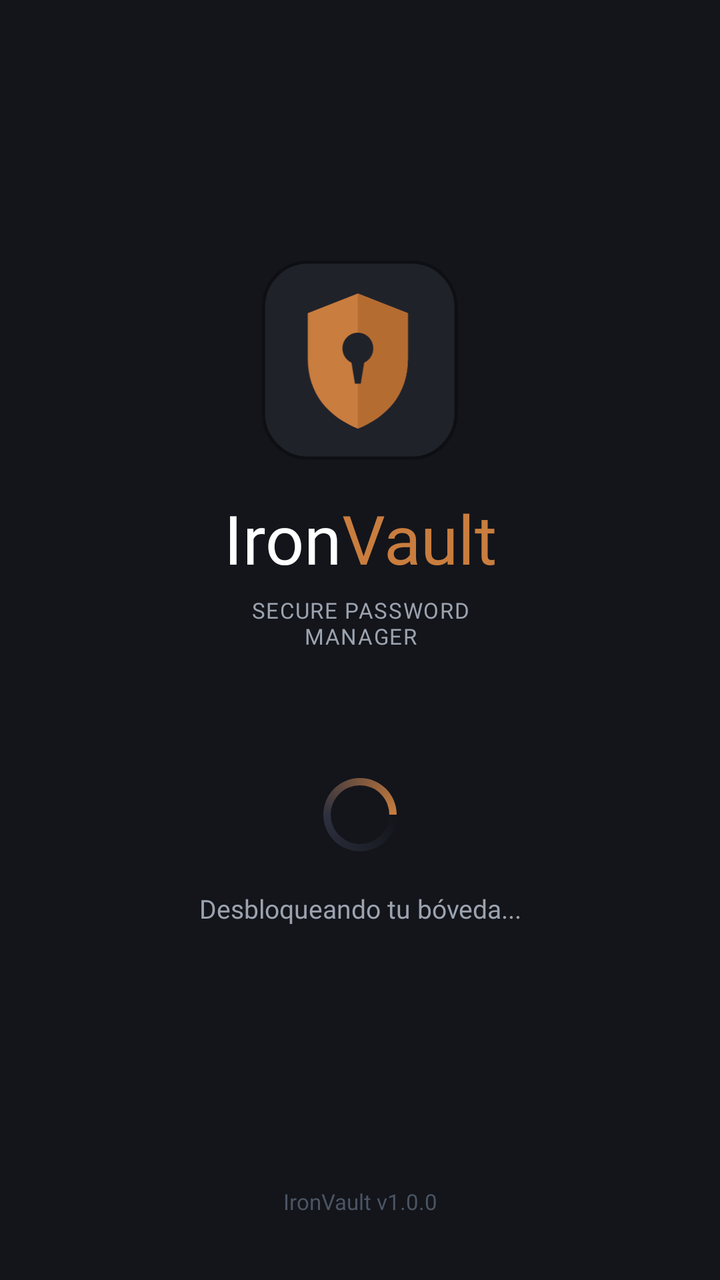
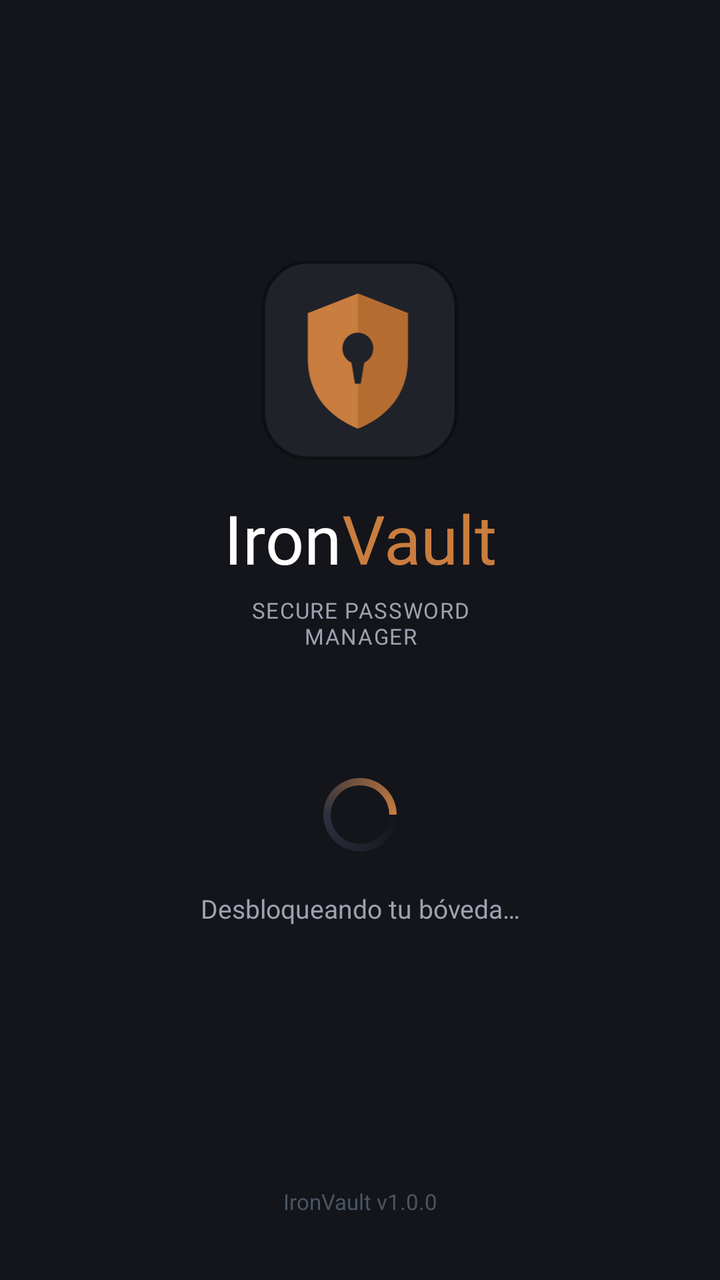

The first picture is an Android layout as it rendered before a commit; the second is the same layout after the commit. The layout source and the unified diff follow.
<!-- AndroidManifest.xml: activity theme Theme.App.Starting -->
<!-- res/layout/activity_splash.xml -->
<?xml version="1.0" encoding="utf-8"?>
<androidx.constraintlayout.widget.ConstraintLayout xmlns:android="http://schemas.android.com/apk/res/android"
    xmlns:app="http://schemas.android.com/apk/res-auto"
    android:layout_width="match_parent"
    android:layout_height="match_parent"
    android:background="#13151B">

    
    <ImageView
        android:id="@+id/imgShieldLogo"
        android:layout_width="100dp"
        android:layout_height="100dp"
        android:src="@drawable/logo"
        app:layout_constraintBottom_toTopOf="@id/layoutBrandTitle"
        app:layout_constraintEnd_toEndOf="parent"
        app:layout_constraintStart_toStartOf="parent"
        app:layout_constraintTop_toTopOf="parent"
        app:layout_constraintVertical_chainStyle="packed" />

    
    <LinearLayout
        android:id="@+id/layoutBrandTitle"
        android:layout_width="wrap_content"
        android:layout_height="wrap_content"
        android:layout_marginTop="16dp"
        android:orientation="horizontal"
        app:layout_constraintBottom_toTopOf="@id/txtSubtitleManager"
        app:layout_constraintEnd_toEndOf="parent"
        app:layout_constraintStart_toStartOf="parent"
        app:layout_constraintTop_toBottomOf="@id/imgShieldLogo">

        <TextView
            android:layout_width="wrap_content"
            android:layout_height="wrap_content"
            android:fontFamily="@font/inter_bold"
            android:text="Iron"
            android:textColor="#FFFFFF"
            android:textSize="34sp" />

        <TextView
            android:layout_width="wrap_content"
            android:layout_height="wrap_content"
            android:fontFamily="@font/inter_bold"
            android:text="Vault"
            android:textColor="#C97D3E"
            android:textSize="34sp" />
    </LinearLayout>

    
    <TextView
        android:id="@+id/txtSubtitleManager"
        android:layout_width="wrap_content"
        android:layout_height="wrap_content"
        android:layout_marginTop="6dp"
        android:fontFamily="@font/inter_bold"
        android:gravity="center"
        android:letterSpacing="0.05"
        android:text="SECURE PASSWORD\nMANAGER"
        android:textColor="#9CA3AF"
        android:textSize="11sp"
        app:layout_constraintBottom_toTopOf="@id/progressBarLoading"
        app:layout_constraintEnd_toEndOf="parent"
        app:layout_constraintStart_toStartOf="parent"
        app:layout_constraintTop_toBottomOf="@id/layoutBrandTitle" />

    
    <ProgressBar
        android:id="@+id/progressBarLoading"
        android:layout_width="44dp"
        android:layout_height="44dp"
        android:layout_marginTop="60dp"
        android:indeterminateDrawable="@drawable/custom_progress_bar"
        app:layout_constraintBottom_toTopOf="@id/txtLoadingMsg"
        app:layout_constraintEnd_toEndOf="parent"
        app:layout_constraintStart_toStartOf="parent"
        app:layout_constraintTop_toBottomOf="@id/txtSubtitleManager" />

    
    <TextView
        android:id="@+id/txtLoadingMsg"
        android:layout_width="wrap_content"
        android:layout_height="wrap_content"
        android:layout_marginTop="16dp"
        android:fontFamily="@font/inter_bold"
        android:gravity="center"
        android:text="Desbloqueando tu bóveda..."
        android:textColor="#9CA3AF"
        android:textSize="13sp"
        app:layout_constraintBottom_toTopOf="@id/txtVersion"
        app:layout_constraintEnd_toEndOf="parent"
        app:layout_constraintStart_toStartOf="parent"
        app:layout_constraintTop_toBottomOf="@id/progressBarLoading" />

    
    <TextView
        android:id="@+id/txtVersion"
        android:layout_width="wrap_content"
        android:layout_height="wrap_content"
        android:layout_marginBottom="32dp"
        android:fontFamily="@font/inter_bold"
        android:text="IronVault v1.0.0"
        android:textColor="#4B5563"
        android:textSize="11sp"
        app:layout_constraintBottom_toBottomOf="parent"
        app:layout_constraintEnd_toEndOf="parent"
        app:layout_constraintStart_toStartOf="parent" />

</androidx.constraintlayout.widget.ConstraintLayout>
<!-- resources referenced by this layout -->
<resources>
  <!-- drawable custom_progress_bar (drawable) -->
  <?xml version="1.0" encoding="utf-8"?>
  <rotate xmlns:android="http://schemas.android.com/apk/res/android"
      android:fromDegrees="0"
      android:pivotX="50%"
      android:pivotY="50%"
      android:toDegrees="1080">
      <shape
          android:innerRadiusRatio="3"
          android:shape="ring"
          android:thicknessRatio="12"
          android:useLevel="false">
          <gradient
              android:centerColor="#2D303E"
              android:endColor="#C97D3E"
              android:startColor="#13151B"
              android:type="sweep" />
      </shape>
  </rotate>
  <!-- drawable logo (drawable) -->
  <vector xmlns:android="http://schemas.android.com/apk/res/android"
      android:width="64dp"
      android:height="65dp"
      android:viewportWidth="64"
      android:viewportHeight="65">
    <path
        android:strokeWidth="1"
        android:pathData="M48.816,0.5H15.02C7.07,0.5 0.626,7.054 0.626,15.139V49.508C0.626,57.592 7.07,64.146 15.02,64.146H48.816C56.765,64.146 63.21,57.592 63.21,49.508V15.139C63.21,7.054 56.765,0.5 48.816,0.5Z"
        android:fillColor="#20222A"
        android:strokeColor="#0E0F13"/>
    <group>
      <clip-path
          android:pathData="M48.19,0.5H14.394C6.445,0.5 0,7.054 0,15.139V49.508C0,57.592 6.445,64.146 14.394,64.146H48.19C56.139,64.146 62.584,57.592 62.584,49.508V15.139C62.584,7.054 56.139,0.5 48.19,0.5Z"/>
      <path
          android:pathData="M31.292,10.683L47.564,17.048V31.687C47.564,43.461 40.68,50.781 31.292,54.599C21.904,50.781 15.02,43.461 15.02,31.687V17.048L31.292,10.683Z"
          android:fillColor="#C97D3E"/>
      <path
          android:pathData="M31.292,10.683L47.564,17.048V31.687C47.564,43.461 40.68,50.781 31.292,54.599V10.683Z"
          android:fillColor="#B56C31"/>
      <path
          android:pathData="M31.292,33.596C34.057,33.596 36.299,31.316 36.299,28.504C36.299,25.692 34.057,23.413 31.292,23.413C28.527,23.413 26.285,25.692 26.285,28.504C26.285,31.316 28.527,33.596 31.292,33.596Z"
          android:fillColor="#20222A"/>
      <path
          android:pathData="M29.102,32.323H33.482L32.231,39.961H30.353L29.102,32.323Z"
          android:fillColor="#20222A"/>
    </group>
  </vector>
  <style name="Theme.App.Starting" parent="Theme.Material3.DayNight.NoActionBar">
          <item name="android:windowBackground">#000000</item>
      </style>
</resources>

<!-- the commit's change to res/layout/activity_splash.xml (unified diff, before → after) -->
@@ -33,7 +33,7 @@
             android:layout_width="wrap_content"
             android:layout_height="wrap_content"
             android:fontFamily="@font/inter_bold"
-            android:text="Iron"
+            android:text="@string/splash_iron"
             android:textColor="#FFFFFF"
             android:textSize="34sp" />
 
@@ -41,7 +41,7 @@
             android:layout_width="wrap_content"
             android:layout_height="wrap_content"
             android:fontFamily="@font/inter_bold"
-            android:text="Vault"
+            android:text="@string/splash_vault"
             android:textColor="#C97D3E"
             android:textSize="34sp" />
     </LinearLayout>
@@ -55,7 +55,7 @@
         android:fontFamily="@font/inter_bold"
         android:gravity="center"
         android:letterSpacing="0.05"
-        android:text="SECURE PASSWORD\nMANAGER"
+        android:text="@string/welcome_subtitle"
         android:textColor="#9CA3AF"
         android:textSize="11sp"
         app:layout_constraintBottom_toTopOf="@id/progressBarLoading"
@@ -83,7 +83,7 @@
         android:layout_marginTop="16dp"
         android:fontFamily="@font/inter_bold"
         android:gravity="center"
-        android:text="Desbloqueando tu bóveda..."
+        android:text="@string/splash_unlocking"
         android:textColor="#9CA3AF"
         android:textSize="13sp"
         app:layout_constraintBottom_toTopOf="@id/txtVersion"
@@ -98,7 +98,7 @@
         android:layout_height="wrap_content"
         android:layout_marginBottom="32dp"
         android:fontFamily="@font/inter_bold"
-        android:text="IronVault v1.0.0"
+        android:text="@string/splash_version"
         android:textColor="#4B5563"
         android:textSize="11sp"
         app:layout_constraintBottom_toBottomOf="parent"
<!-- resource entries referenced after the edit -->
@@ -47,6 +47,11 @@
           android:fillColor="#20222A"/>
     </group>
   </vector>
+  <string name="splash_iron">Iron</string>
+  <string name="splash_unlocking">Desbloqueando tu bóveda…</string>
+  <string name="splash_vault">Vault</string>
+  <string name="splash_version">IronVault v1.0.0</string>
+  <string name="welcome_subtitle">SECURE PASSWORD\nMANAGER</string>
   <style name="Theme.App.Starting" parent="Theme.Material3.DayNight.NoActionBar">
           <item name="android:windowBackground">#000000</item>
       </style>
